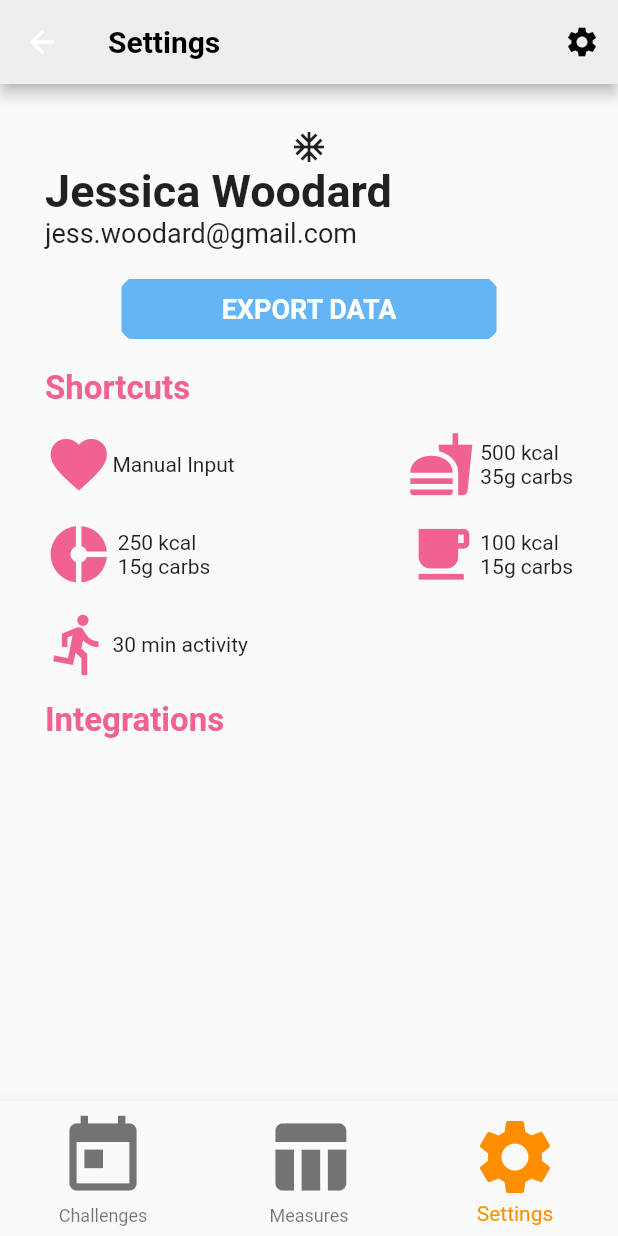
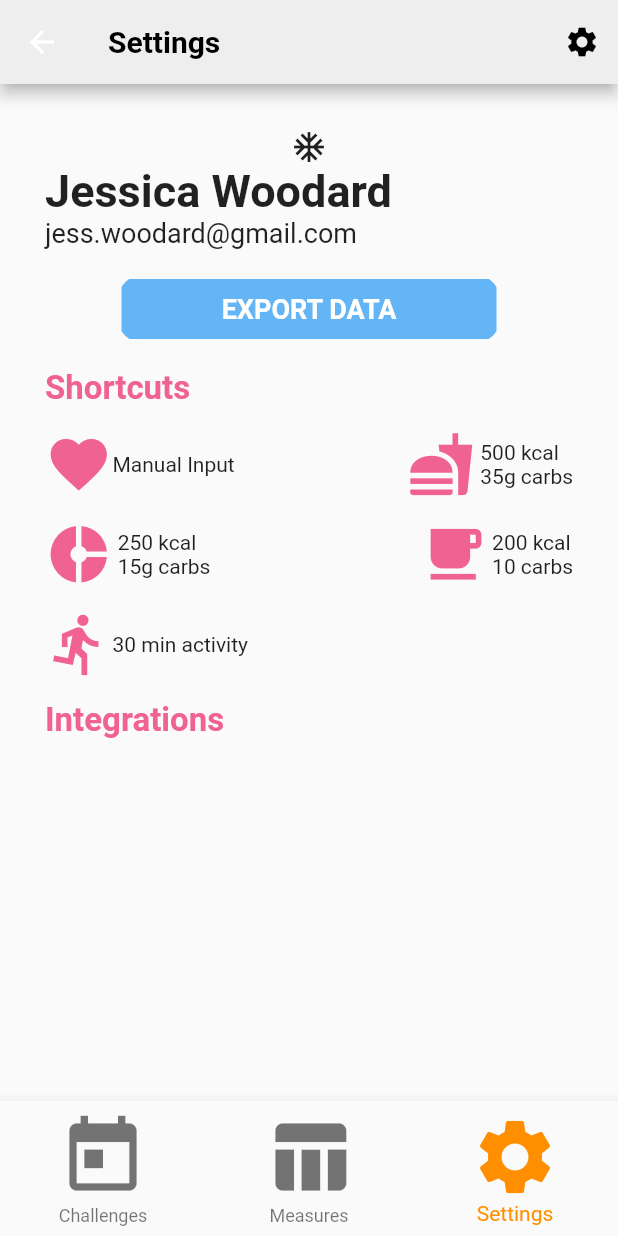
Before and after one commit to jeffreyluoxlvii/glyco, a Flutter app: the NavigationScreen screen opened by its route, item 3 of the bottom bar chosen, on a phone screen of 412 x 824 dp. Run offline on Flutter 3.47's test engine with Material 2 defaults, Android fonts, the phone set to English and light mode, and no system bars.

Commit message:
Integrated providers with settings screen

```diff
--- a/glyco/lib/screens/settings_screen.dart
+++ b/glyco/lib/screens/settings_screen.dart
@@ -1,4 +1,6 @@
 import 'package:flutter/material.dart';
+import 'package:glyco/providers/options.dart';
+import 'package:provider/provider.dart';
 
 class SettingsScreen extends StatelessWidget {
   @override
@@ -27,6 +29,7 @@ class SettingsScreen extends StatelessWidget {
   }
 
   Widget build(BuildContext context) {
+    final settings = Provider.of<Options>(context).settings;
     return Container(
         padding: const EdgeInsets.all(30),
         width: double.infinity,
@@ -88,7 +91,7 @@ class SettingsScreen extends StatelessWidget {
                           color: Theme.of(context).primaryColor,
                           size: 45,
                         ),
-                        Text(" 500 kcal\n 35g carbs"),
+                        Text(" ${settings.mealCalories} kcal\n ${settings.mealCarbs}g carbs"),
                       ],
                     ),
                     SizedBox(height:15),
@@ -99,14 +102,14 @@ class SettingsScreen extends StatelessWidget {
                           color: Theme.of(context).primaryColor,
                           size: 45,
                         ),
-                        Text(" 250 kcal\n 15g carbs"),
+                        Text(" ${settings.snackCalories} kcal\n ${settings.snackCarbs}g carbs"),
                         Spacer(),
                         Icon(
                           Icons.free_breakfast,
                           color: Theme.of(context).primaryColor,
                           size: 45,
                         ),
-                        Text(" 100 kcal\n 15g carbs"),
+                        Text(" ${settings.drinkCalories} kcal\n ${settings.drinkCarbs} carbs"),
                       ],
                     ),
                     SizedBox(height:15),
@@ -117,7 +120,7 @@ class SettingsScreen extends StatelessWidget {
                           color: Theme.of(context).primaryColor,
                           size: 45,
                         ),
-                        Text("30 min activity"),
+                        Text("${settings.exerciseTime} min activity"),
                       ],
                     ),
                   ],
```
